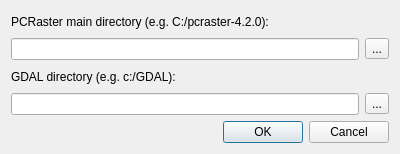
The window that nutshelloptions.ui (vjetten/NutShell) describes before a commit, drawn with Qt 5.
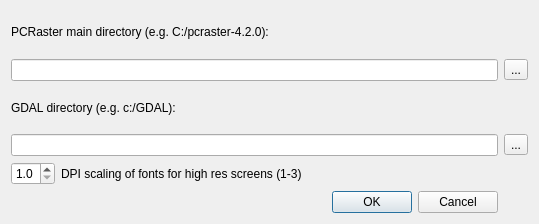
The same window after the commit. Icons and pictures are not drawn.

```diff
--- a/nutshelloptions.ui
+++ b/nutshelloptions.ui
@@ -6,40 +6,26 @@
    <rect>
     <x>0</x>
     <y>0</y>
-    <width>400</width>
-    <height>154</height>
+    <width>539</width>
+    <height>224</height>
    </rect>
   </property>
   <property name="windowTitle">
    <string>Directories to software</string>
   </property>
   <layout class="QGridLayout" name="gridLayout">
-   <item row="1" column="0">
-    <widget class="QLineEdit" name="lineEdit_pcrcalcDir"/>
-   </item>
-   <item row="1" column="1">
-    <widget class="QToolButton" name="toolButton_1">
-     <property name="text">
-      <string>...</string>
-     </property>
-     <property name="icon">
-      <iconset resource="nutshellqt.qrc">
-       <normaloff>:/resources/directory_open.png</normaloff>:/resources/directory_open.png</iconset>
-     </property>
-    </widget>
-   </item>
-   <item row="0" column="0">
+   <item row="0" column="0" colspan="2">
     <widget class="QLabel" name="label">
      <property name="text">
       <string>PCRaster main directory (e.g. C:/pcraster-4.2.0):</string>
      </property>
     </widget>
    </item>
-   <item row="3" column="0">
-    <widget class="QLineEdit" name="lineEdit_GDALDir"/>
+   <item row="1" column="0" colspan="2">
+    <widget class="QLineEdit" name="lineEdit_pcrcalcDir"/>
    </item>
-   <item row="3" column="1">
-    <widget class="QToolButton" name="toolButton_4">
+   <item row="1" column="2">
+    <widget class="QToolButton" name="toolButton_1">
      <property name="text">
       <string>...</string>
      </property>
@@ -49,14 +35,57 @@
      </property>
     </widget>
    </item>
-   <item row="2" column="0">
+   <item row="2" column="0" colspan="2">
     <widget class="QLabel" name="label_4">
      <property name="text">
       <string>GDAL directory (e.g. c:/GDAL):</string>
      </property>
     </widget>
    </item>
-   <item row="4" column="0" colspan="2">
+   <item row="3" column="0" colspan="2">
+    <widget class="QLineEdit" name="lineEdit_GDALDir"/>
+   </item>
+   <item row="3" column="2">
+    <widget class="QToolButton" name="toolButton_4">
+     <property name="text">
+      <string>...</string>
+     </property>
+     <property name="icon">
+      <iconset resource="nutshellqt.qrc">
+       <normaloff>:/resources/directory_open.png</normaloff>:/resources/directory_open.png</iconset>
+     </property>
+    </widget>
+   </item>
+   <item row="4" column="0">
+    <widget class="QDoubleSpinBox" name="dpiScale">
+     <property name="sizePolicy">
+      <sizepolicy hsizetype="Fixed" vsizetype="Fixed">
+       <horstretch>0</horstretch>
+       <verstretch>0</verstretch>
+      </sizepolicy>
+     </property>
+     <property name="decimals">
+      <number>1</number>
+     </property>
+     <property name="minimum">
+      <double>1.000000000000000</double>
+     </property>
+     <property name="maximum">
+      <double>3.000000000000000</double>
+     </property>
+     <property name="singleStep">
+      <double>0.100000000000000</double>
+     </property>
+    </widget>
+   </item>
+   <item row="4" column="1">
+    <widget class="QLabel" name="label_2">
+     <property name="text">
+      <string>DPI scaling of fonts for high res screens (1-3)</string>
+     </property>
+    </widget>
+   </item>
+   <item row="5" column="0" colspan="2">
     <widget class="QDialogButtonBox" name="buttonBox">
      <property name="orientation">
       <enum>Qt::Horizontal</enum>
```
